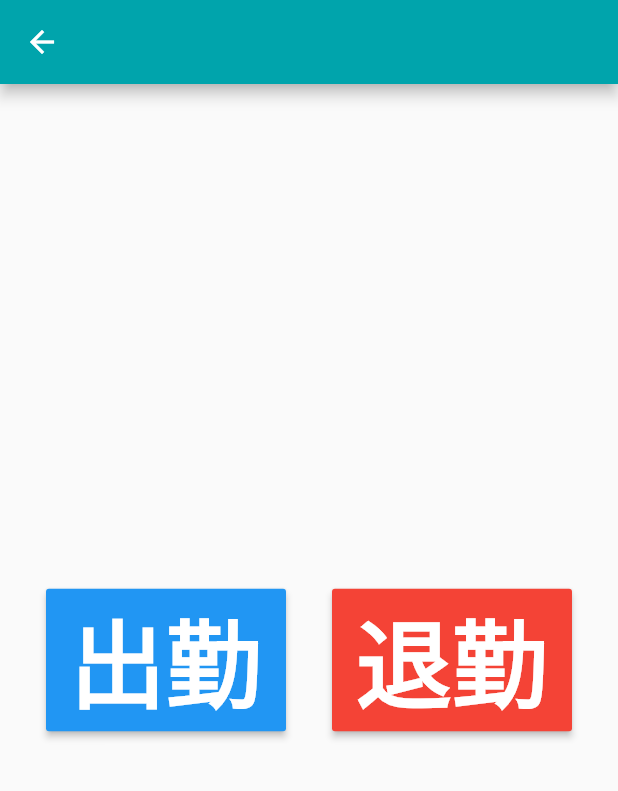
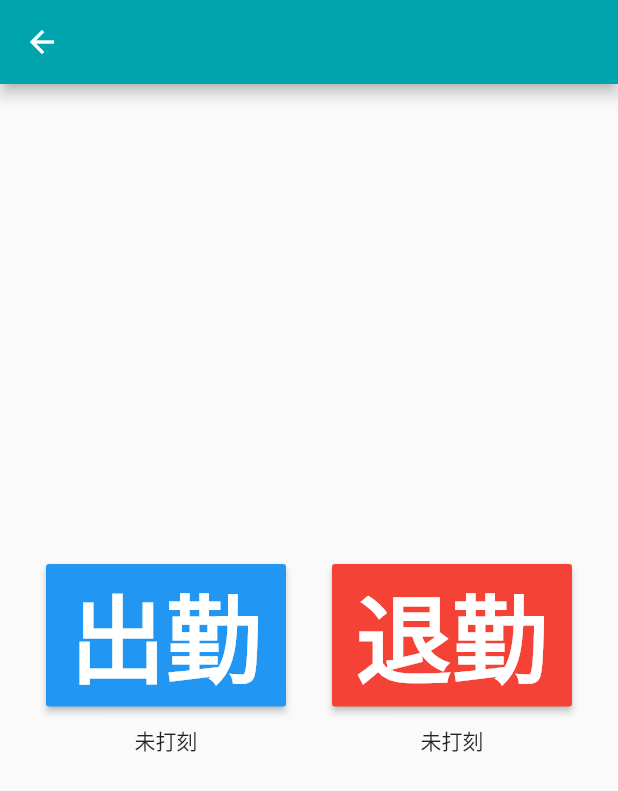
Before and after one commit to KoheiKanagu/KoheiKanagu.github.io, a Flutter app: the KintaiPage screen opened by its route, after a tap on "出勤", on a phone screen of 412 x 824 dp. Shown: the top 791 px of the screen. Run offline on Flutter 3.47's test engine with Material 2 defaults, Android fonts, the phone set to English and light mode, and no system bars; our stand-ins replace cloud_firestore, email_validator, firebase_auth, font_awesome_flutter, freezed_annotation; missing offline and left inert: dart:html, simple_logger; accounts and stored records are empty; generated files the repository leaves out were written again; statements that could not run were skipped.

Commit message:
打刻時刻

```diff
--- a/lib/pages/kintai/kintai_page.dart
+++ b/lib/pages/kintai/kintai_page.dart
@@ -13,8 +13,11 @@ class KintaiPage extends StatelessWidget {
     return Scaffold(
       key: context.read<TimeCardNotifier>().scaffoldKey,
       appBar: AppBar(),
-      body: const Center(
-        child: KintaiButton(),
+      body: Builder(
+        builder: (context) {
+          context.read<TimeCardNotifier>().fetchToday();
+          return const Center(child: KintaiButton());
+        },
       ),
     );
   }
--- a/lib/pages/kintai/notifiers/time_card_notifier.dart
+++ b/lib/pages/kintai/notifiers/time_card_notifier.dart
@@ -11,7 +11,7 @@ class TimeCardNotifier extends ValueNotifier<TimeCard> {
 
   DocumentReference _documentReference;
 
-  Future<void> _fetchToday() async {
+  Future<void> fetchToday() async {
     final user = await FirebaseAuth.instance.currentUser();
 
     if (user == null) {
@@ -105,7 +105,7 @@ class TimeCardNotifier extends ValueNotifier<TimeCard> {
   }
 
   Future<void> punchIn() async {
-    await _fetchToday();
+    await fetchToday();
 
     value.maybeWhen(
       (uid, today, punchInTime, punchOutTime) {
@@ -125,7 +125,7 @@ class TimeCardNotifier extends ValueNotifier<TimeCard> {
   }
 
   Future<void> punchOut() async {
-    await _fetchToday();
+    await fetchToday();
     value.maybeWhen(
       (uid, today, punchInTime, punchOutTime) {
         final card = TimeCard(
--- a/lib/pages/kintai/widgets/kintai_button.dart
+++ b/lib/pages/kintai/widgets/kintai_button.dart
@@ -1,4 +1,7 @@
+import 'dart:html';
+
 import 'package:KoheiKanagu_github_io/pages/kintai/notifiers/time_card_notifier.dart';
+import 'package:KoheiKanagu_github_io/util/converter/timestamp_converter.dart';
 import 'package:flutter/material.dart';
 import 'package:provider/provider.dart';
 
@@ -20,17 +23,43 @@ class KintaiButton extends StatelessWidget {
       children: <Widget>[
         const Spacer(),
         FittedBox(
-          child: MaterialButton(
-              color: Colors.blue,
-              onPressed: () => context.read<TimeCardNotifier>().punchIn(),
-              child: Text('出勤', style: _textStyle)),
+          child: Column(
+            children: <Widget>[
+              MaterialButton(
+                color: Colors.blue,
+                onPressed: notifier.punchIn,
+                child: Text('出勤', style: _textStyle),
+              ),
+              Container(height: 12),
+              notifier.value.when(
+                (uid, today, punchInTime, punchOutTime) =>
+                    Text(punchInTime.toIso8601String() ?? '未設定'),
+                notSignedIn: () => const Text('未サインイン'),
+                undefined: () => const Text('未打刻'),
+                error: () => const Text('エラー'),
+              )
+            ],
+          ),
         ),
         const Spacer(),
         FittedBox(
-          child: MaterialButton(
-              color: Colors.red,
-              onPressed: () => context.read<TimeCardNotifier>().punchOut(),
-              child: Text('退勤', style: _textStyle)),
+          child: Column(
+            children: <Widget>[
+              MaterialButton(
+                color: Colors.red,
+                onPressed: notifier.punchOut,
+                child: Text('退勤', style: _textStyle),
+              ),
+              Container(height: 12),
+              notifier.value.when(
+                (uid, today, punchInTime, punchOutTime) =>
+                    Text(punchOutTime?.toIso8601String() ?? '未設定'),
+                notSignedIn: () => const Text('未サインイン'),
+                undefined: () => const Text('未打刻'),
+                error: () => const Text('エラー'),
+              )
+            ],
+          ),
         ),
         const Spacer(),
       ],
```
